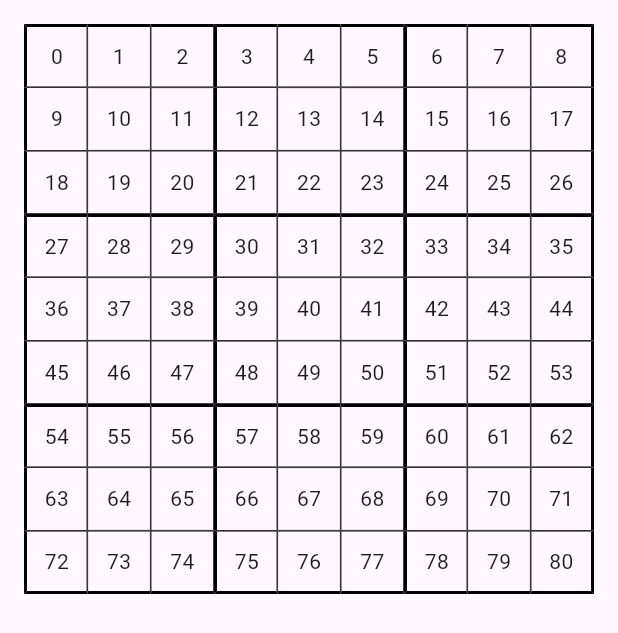
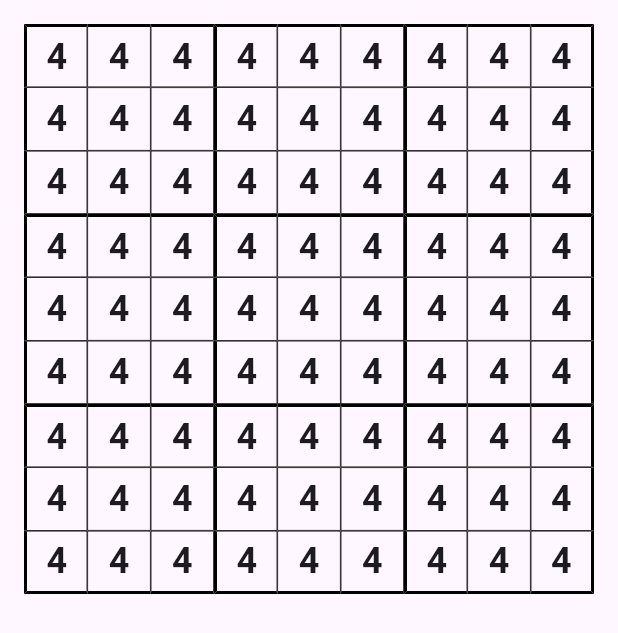
Before and after one commit to fr-noeldupuis/classic_games, a Flutter app: the SudokuGame screen opened by its route, on a phone screen of 412 x 824 dp. Shown: the top 633 px of the screen. Run offline on Flutter 3.47's test engine with Material 3 defaults, Android fonts, the phone set to English and light mode, and no system bars.

Commit message:
Enhanced Grid Cell to take the content

```diff
--- a/lib/feature/sudoku-game/sudoku_game.dart
+++ b/lib/feature/sudoku-game/sudoku_game.dart
@@ -16,7 +16,11 @@ class SudokuGame extends StatelessWidget {
             ),
             itemCount: 81,
             itemBuilder: (context, index) {
-              return SudokuGridCell(index: index);
+              return SudokuGridCell(
+                index: index,
+                value: 4,
+                annotations: List.filled(9, true),
+              );
             },
           ),
         ),
@@ -26,22 +30,20 @@ class SudokuGame extends StatelessWidget {
 }
 
 class SudokuGridCell extends StatelessWidget {
-  const SudokuGridCell({super.key, required this.index});
+  const SudokuGridCell(
+      {super.key, required this.index, this.value, required this.annotations});
 
   final int index;
+  final int? value;
+  final List<bool> annotations;
 
   @override
   Widget build(BuildContext context) {
     return Container(
-      decoration: BoxDecoration(
-        border: _getBorderTypeFromIndex(index),
-      ),
-      child: Center(
-        child: Text(
-          index.toString(),
+        decoration: BoxDecoration(
+          border: _getBorderTypeFromIndex(index),
         ),
-      ),
-    );
+        child: SudokuGridCellContent(value: value, annotations: annotations));
   }
 
   BoxBorder _getBorderTypeFromIndex(int index) {
@@ -77,3 +79,43 @@ class SudokuGridCell extends StatelessWidget {
     );
   }
 }
+
+class SudokuGridCellContent extends StatelessWidget {
+  const SudokuGridCellContent(
+      {super.key, this.value, required this.annotations});
+
+  final int? value;
+  final List<bool> annotations;
+
+  @override
+  Widget build(BuildContext context) {
+    if (value != null) {
+      return Center(
+        child: Text(
+          value.toString(),
+          style: const TextStyle(
+            fontSize: 24,
+            fontWeight: FontWeight.w600,
+          ),
+        ),
+      );
+    } else {
+      return GridView.builder(
+          gridDelegate: const SliverGridDelegateWithFixedCrossAxisCount(
+            crossAxisCount: 3,
+          ),
+          physics: const NeverScrollableScrollPhysics(),
+          itemCount: 9,
+          itemBuilder: (context, index) {
+            return Center(
+              child: Text(
+                annotations[index] ? (index + 1).toString() : " ",
+                style: const TextStyle(
+                  fontSize: 12,
+                ),
+              ),
+            );
+          });
+    }
+  }
+}
```
